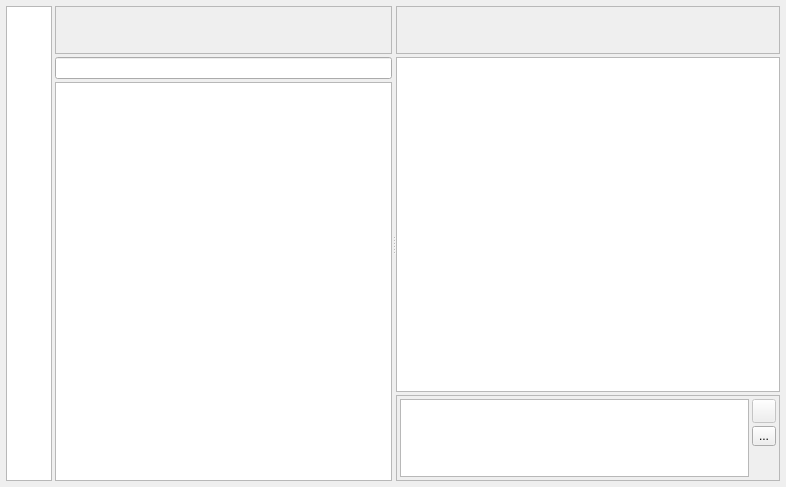
This is desktop/AppWidget.ui in savegame/harbour-mattermost as Qt 5 draws it before an edit. The edited form follows.
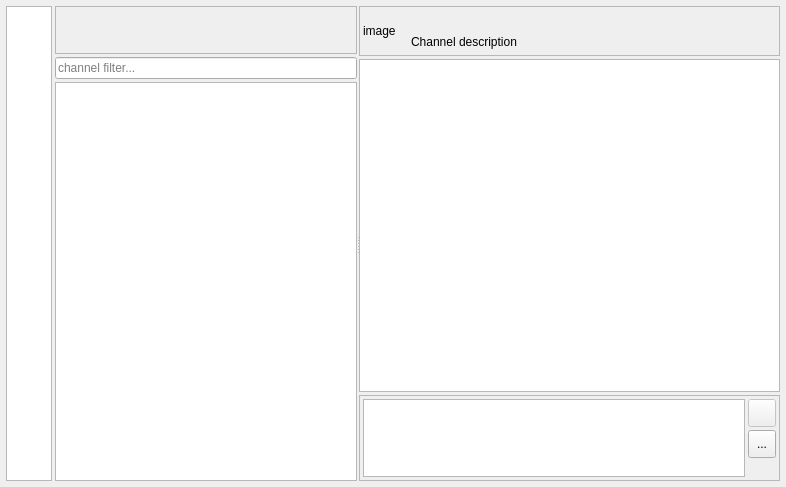
This is the edited form. The open tabs and pages were chosen to show the change. Icons and pictures are not drawn. Custom widgets are drawn as their Qt base class.

Commit message: - many fixes - show channel title - send messages with pictures now - show only team icon in teams

```diff
--- a/desktop/AppWidget.ui
+++ b/desktop/AppWidget.ui
@@ -66,6 +66,9 @@
          <property name="orientation">
           <enum>Qt::Horizontal</enum>
          </property>
+         <property name="handleWidth">
+          <number>2</number>
+         </property>
          <property name="childrenCollapsible">
           <bool>false</bool>
          </property>
@@ -97,10 +100,30 @@
             </widget>
            </item>
            <item>
-            <widget class="QLineEdit" name="channelFilter"/>
+            <widget class="QLineEdit" name="channelFilter">
+             <property name="placeholderText">
+              <string>channel filter...</string>
+             </property>
+            </widget>
            </item>
            <item>
-            <widget class="QListView" name="channelsView"/>
+            <widget class="QListView" name="channelsView">
+             <property name="iconSize">
+              <size>
+               <width>32</width>
+               <height>32</height>
+              </size>
+             </property>
+             <property name="verticalScrollMode">
+              <enum>QAbstractItemView::ScrollPerPixel</enum>
+             </property>
+             <property name="horizontalScrollMode">
+              <enum>QAbstractItemView::ScrollPerItem</enum>
+             </property>
+             <property name="isWrapping" stdset="0">
+              <bool>false</bool>
+             </property>
+            </widget>
            </item>
           </layout>
          </widget>
@@ -129,10 +152,129 @@
              <property name="frameShadow">
               <enum>QFrame::Raised</enum>
              </property>
+             <layout class="QHBoxLayout" name="horizontalLayout_7">
+              <property name="leftMargin">
+               <number>3</number>
+              </property>
+              <property name="topMargin">
+               <number>3</number>
+              </property>
+              <property name="rightMargin">
+               <number>3</number>
+              </property>
+              <property name="bottomMargin">
+               <number>3</number>
+              </property>
+              <item>
+               <widget class="QLabel" name="channelImageLabel">
+                <property name="minimumSize">
+                 <size>
+                  <width>42</width>
+                  <height>42</height>
+                 </size>
+                </property>
+                <property name="maximumSize">
+                 <size>
+                  <width>42</width>
+                  <height>42</height>
+                 </size>
+                </property>
+                <property name="text">
+                 <string>image</string>
+                </property>
+               </widget>
+              </item>
+              <item>
+               <layout class="QVBoxLayout" name="verticalLayout_10">
+                <property name="spacing">
+                 <number>3</number>
+                </property>
+                <item>
+                 <widget class="QLabel" name="channelNameLabel">
+                  <property name="text">
+                   <string/>
+                  </property>
+                  <property name="textFormat">
+                   <enum>Qt::PlainText</enum>
+                  </property>
+                  <property name="scaledContents">
+                   <bool>false</bool>
+                  </property>
+                 </widget>
+                </item>
+                <item>
+                 <widget class="QLabel" name="channelDescriptionLabel">
+                  <property name="text">
+                   <string>Channel description</string>
+                  </property>
+                  <property name="textFormat">
+                   <enum>Qt::RichText</enum>
+                  </property>
+                  <property name="scaledContents">
+                   <bool>true</bool>
+                  </property>
+                  <property name="wordWrap">
+                   <bool>false</bool>
+                  </property>
+                 </widget>
+                </item>
+               </layout>
+              </item>
+              <item>
+               <spacer name="horizontalSpacer_6">
+                <property name="orientation">
+                 <enum>Qt::Horizontal</enum>
+                </property>
+                <property name="sizeHint" stdset="0">
+                 <size>
+                  <width>195</width>
+                  <height>20</height>
+                 </size>
+                </property>
+               </spacer>
+              </item>
+             </layout>
             </widget>
            </item>
            <item>
-            <widget class="QListView" name="listView"/>
+            <widget class="MessagesView" name="messagesView">
+             <property name="horizontalScrollBarPolicy">
+              <enum>Qt::ScrollBarAlwaysOff</enum>
+             </property>
+             <property name="editTriggers">
+              <set>QAbstractItemView::NoEditTriggers</set>
+             </property>
+             <property name="showDropIndicator" stdset="0">
+              <bool>false</bool>
+             </property>
+             <property name="defaultDropAction">
+              <enum>Qt::IgnoreAction</enum>
+             </property>
+             <property name="selectionBehavior">
+              <enum>QAbstractItemView::SelectRows</enum>
+             </property>
+             <property name="iconSize">
+              <size>
+               <width>32</width>
+               <height>32</height>
+              </size>
+             </property>
+             <property name="verticalScrollMode">
+              <enum>QAbstractItemView::ScrollPerPixel</enum>
+             </property>
+             <property name="horizontalScrollMode">
+              <enum>QAbstractItemView::ScrollPerPixel</enum>
+             </property>
+             <property name="spacing">
+              <number>3</number>
+             </property>
+             <property name="batchSize">
+              <number>20</number>
+             </property>
+             <property name="wordWrap">
+              <bool>true</bool>
+             </property>
+            </widget>
            </item>
            <item>
             <widget class="QFrame" name="messageEditFrame">
@@ -191,8 +333,8 @@
                   </property>
                   <property name="minimumSize">
                    <size>
-                    <width>24</width>
-                    <height>24</height>
+                    <width>28</width>
+                    <height>28</height>
                    </size>
                   </property>
                   <property name="toolTip">
@@ -205,14 +347,20 @@
                    <iconset resource="../desktop.qrc">
                     <normaloff>:/icons/resources/icons/emoji_picker.svg</normaloff>:/icons/resources/icons/emoji_picker.svg</iconset>
                   </property>
+                  <property name="iconSize">
+                   <size>
+                    <width>24</width>
+                    <height>24</height>
+                   </size>
+                  </property>
                  </widget>
                 </item>
                 <item>
                  <widget class="QToolButton" name="toolButton_2">
                   <property name="minimumSize">
                    <size>
-                    <width>20</width>
-                    <height>20</height>
+                    <width>28</width>
+                    <height>28</height>
                    </size>
                   </property>
                   <property name="toolTip">
@@ -227,8 +375,8 @@
                   </property>
                   <property name="iconSize">
                    <size>
-                    <width>16</width>
-                    <height>16</height>
+                    <width>24</width>
+                    <height>24</height>
                    </size>
                   </property>
                  </widget>
@@ -620,6 +768,18 @@
    </item>
   </layout>
  </widget>
+ <customwidgets>
+  <customwidget>
+   <class>MessageEditArea</class>
+   <extends>QTextEdit</extends>
+   <header location="global">desktop/MessageEditArea.h</header>
+  </customwidget>
+  <customwidget>
+   <class>MessagesView</class>
+   <extends>QListView</extends>
+   <header location="global">desktop/views/MessagesView.h</header>
+  </customwidget>
+ </customwidgets>
  <tabstops>
   <tabstop>leUsername</tabstop>
   <tabstop>lePassword</tabstop>
```
Left out of the diff: 49 changed lines with no effect on the pictures. The commit also changes 27 other files.
